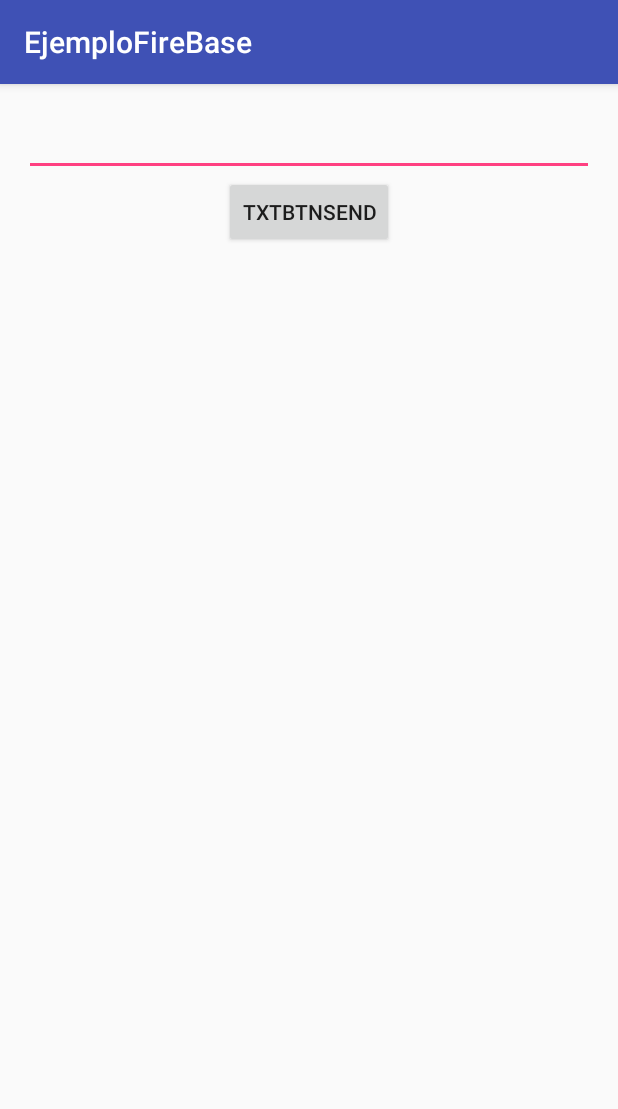
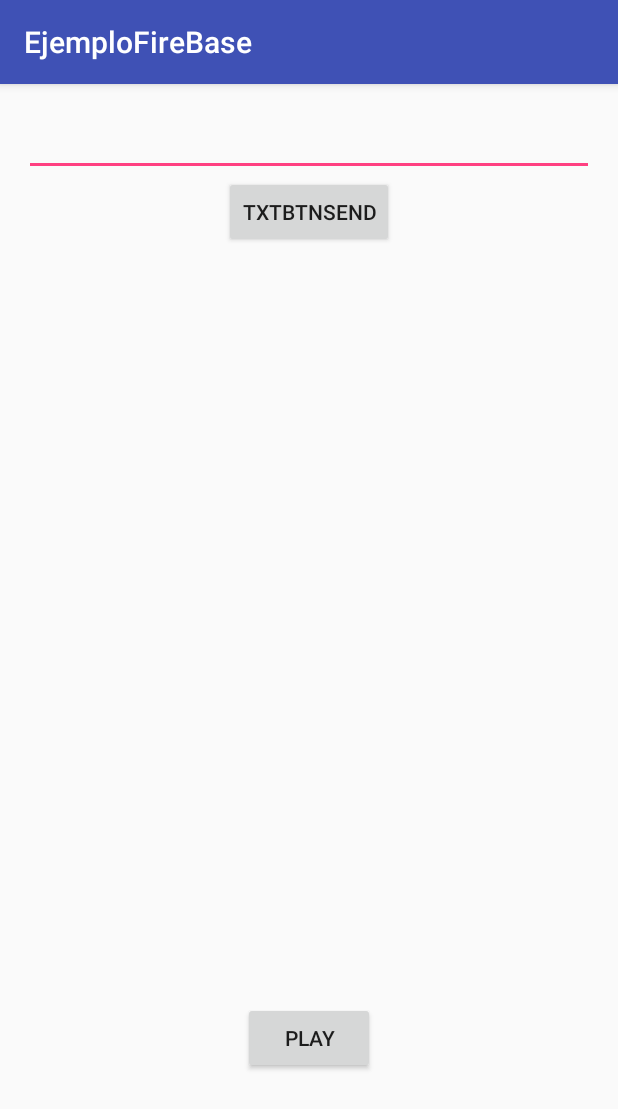
Before and after one commit to matiaspro3/Android_FireBase_Example, an Android app: the screen it shows after launch (MainActivity), on a phone screen of 412 x 824 dp. Shown: the top 1109 px of the screen. Run offline under Robolectric (Android 15) with nearby library versions, the phone set to English and light mode, and no system bars; our stand-ins replace ButterKnife; libraries missing offline, so code that uses them is left out: com.firebase.client; pictures from the network do not load; 3 statements that could not run were skipped.

Commit message:
Se agrega el boton play para reproducir audio de ejemplo.

```diff
--- a/app/src/main/java/teamperro/com/ejemplofirebase/MainActivity.java
+++ b/app/src/main/java/teamperro/com/ejemplofirebase/MainActivity.java
@@ -1,14 +1,20 @@
 package teamperro.com.ejemplofirebase;
 
+import android.media.AudioManager;
+import android.media.SoundPool;
 import android.os.Bundle;
 import android.support.v7.app.AppCompatActivity;
 import android.util.Log;
+import android.view.View;
+import android.widget.Button;
 import android.widget.EditText;
 import android.widget.Toast;
+
 import com.firebase.client.DataSnapshot;
 import com.firebase.client.Firebase;
 import com.firebase.client.FirebaseError;
 import com.firebase.client.ValueEventListener;
+
 import butterknife.Bind;
 import butterknife.ButterKnife;
 import butterknife.OnClick;
@@ -20,22 +26,19 @@ public class MainActivity extends AppCompatActivity {
     private String FIREBASE_CHILD = "descripcion";
     @Bind(R.id.editText) EditText editText;
     Firebase firebase;
+    Button _play;
+    int _idSonido;
+    SoundPool _sp;
 
     @Override
     protected void onCreate(Bundle savedInstanceState) {
-
         super.onCreate(savedInstanceState);
-
         setContentView(R.layout.activity_main);
-
         ButterKnife.bind(this);
-
         Firebase.setAndroidContext(this);
-
         firebase = new Firebase(FIREBASE_URL).child(FIREBASE_CHILD);
 
         firebase.addValueEventListener(new ValueEventListener() {
-
             @Override
             public void onDataChange(DataSnapshot snapshot) {
 
@@ -44,11 +47,21 @@ public class MainActivity extends AppCompatActivity {
                 Log.e(getLocalClassName(), snapshot.getValue().toString());
 
             }
-
             @Override
             public void onCancelled(FirebaseError error) {
+            }
+        });
             	//asd
 
+        _play = (Button) findViewById(R.id.button2);
+        _sp = new SoundPool(1, AudioManager.STREAM_MUSIC, 1);
+        _idSonido = _sp.load(this, R.raw.sonidoperro, 1);
+
+        _play.setOnClickListener(new View.OnClickListener() {
+            @Override
+            public void onClick(View v) {
+                Toast.makeText(MainActivity.this, "Reproduciendo audio", Toast.LENGTH_SHORT).show();
+                _sp.play(_idSonido, 1f, 1f, 1, 0, 1f);//.play nos pide el int de nuestra canción, un //int float de volumen tanto derecho como izquierdo que van de 0.0=0% a 1.0=100%, el int de loop //donde -1 es reproducción en loop, 0 reproduce una vez y 1 repite sólo una vez, y por último tenemos //un int de Rate que va de 0.5 a 2 y modifica la velocidad de pitch donde 1.0 seria la velicidad normal
 
                 //Branch
             }
--- a/app/src/main/res/layout/activity_main.xml
+++ b/app/src/main/res/layout/activity_main.xml
@@ -20,4 +20,13 @@
         android:id="@+id/button"
         android:layout_below="@+id/editText"
         android:layout_centerHorizontal="true" />
+
+    <Button
+        android:text="Play"
+        android:layout_width="wrap_content"
+        android:layout_height="wrap_content"
+        android:layout_alignParentBottom="true"
+        android:layout_centerHorizontal="true"
+        android:layout_marginBottom="92dp"
+        android:id="@+id/button2" />
 </RelativeLayout>
```
Also changed, not shown: app/build.gradle (+7 -6 lines).
